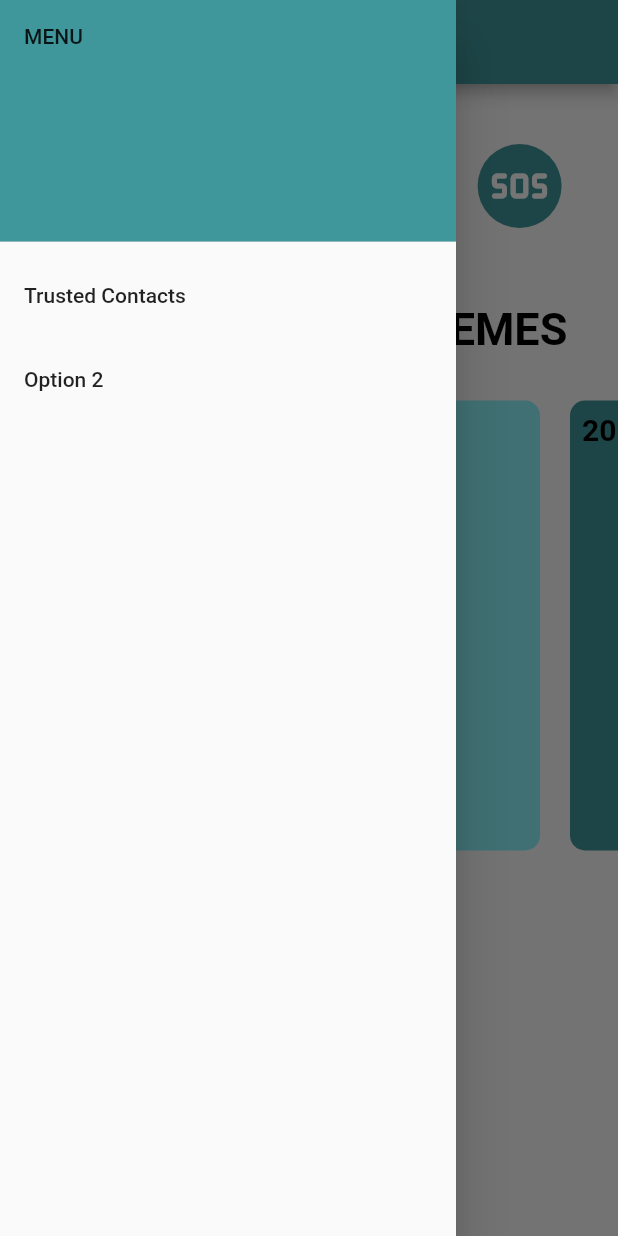
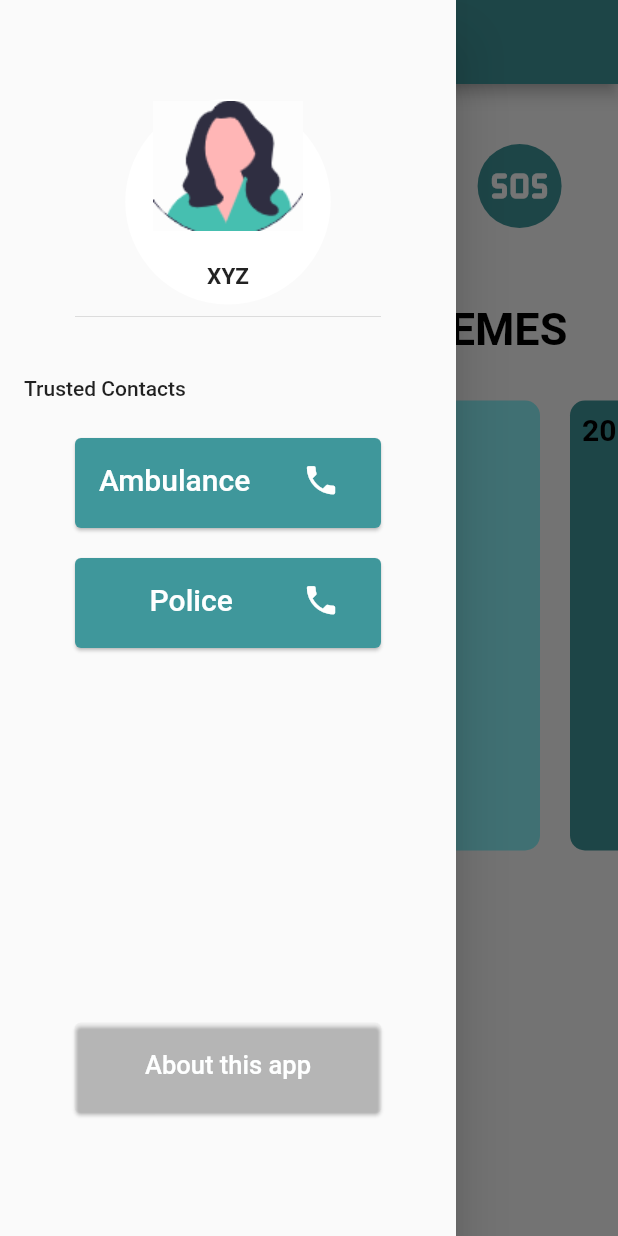
Before and after one commit to anandita01/Saheli, a Flutter app: the MyHomePage screen opened directly, with the side drawer open, on a phone screen of 412 x 824 dp. Run offline on Flutter 3.47's test engine with Material 2 defaults, Android fonts, the light colour scheme and no system bars; our stand-ins replace contacts_service, fluttertoast, lottie, permission_handler, sqflite; missing offline and left inert: flutter_phone_direct_caller; accounts and stored records are empty.

Commit message:
drawer changes

```diff
--- a/lib/screens/Home_screen.dart
+++ b/lib/screens/Home_screen.dart
@@ -9,6 +9,7 @@ class MyHomePage extends StatelessWidget {
   Widget build(BuildContext context) {
 
     const number = '+917678471051';
+    const Ambulance = '+917678471051';
 
     return Scaffold(
       appBar: AppBar(
@@ -20,10 +21,40 @@ class MyHomePage extends StatelessWidget {
           padding: EdgeInsets.zero,
           children: <Widget>[
             DrawerHeader(
-              child: Text('MENU'),
-              decoration: BoxDecoration(
-                color: Color(0xFF3F979B),
+
+               margin: const EdgeInsets.fromLTRB(50, 50, 50, 20),
+
+              child: Ink(
+                    decoration: const ShapeDecoration(
+                    color: Color.fromARGB(255, 255, 255, 255),
+                    shape: CircleBorder(),
+                  ),
+                  child: Column(
+                crossAxisAlignment: CrossAxisAlignment.center,
+                mainAxisAlignment: MainAxisAlignment.center,
+                children: [
+                  Image.asset(
+                          'assets/profile_2.PNG',
+                          width: 150,
+                          height: 89,
+                    ),
+
+                  const SizedBox(
+                    height: 20,
+                  ),
+                  const Text(
+                    "XYZ",
+                    style: TextStyle(fontSize: 15, fontWeight: FontWeight.bold),
+                  ),
+                  const SizedBox(
+                    height: 10,
+                  ),
+                ],
               ),
+
+                ),
+
+
             ),
             ListTile(
               title: Text('Trusted Contacts'),
@@ -36,15 +67,87 @@ class MyHomePage extends StatelessWidget {
                     ));
               },
             ),
-            ListTile(
-              title: Text('Option 2'),
-              onTap: () {
-                // Do something
-              },
+
+            Card(
+              margin: const EdgeInsets.fromLTRB(50, 5, 50, 10),
+          color: Color(0xFF3F979B),
+          child: SizedBox(
+          width: 50,
+          height: 60,
+          child: ListTile(
+            title: Text('Ambulance',
+    //textAlign: TextAlign.center,
+    style: TextStyle(
+      fontSize: 20,
+    color: Color.fromARGB(255, 254, 255, 255),
+  ),
+      ),
+            trailing:IconButton(
+                    iconSize: 25,
+                    icon: const Icon(Icons.phone),
+                    color: Colors.white,
+                    onPressed:()  async {
+                      await FlutterPhoneDirectCaller.callNumber(Ambulance);
+                    },
+                  ),
+          ),
+        ),
             ),
-          ],
+
+
+            Card(
+              margin: const EdgeInsets.fromLTRB(50, 10, 50, 10),
+          color: Color(0xFF3F979B),
+          child: SizedBox(
+          width: 50,
+          height: 60,
+          child: ListTile(
+            title: Text('   Police',
+    textAlign: TextAlign.center,
+    style: TextStyle(
+      fontSize: 20,
+    color: Color.fromARGB(255, 254, 255, 255),
+  ),
+      ),
+            trailing: IconButton(
+                    iconSize: 25,
+                    icon: const Icon(Icons.phone),
+                    color: Colors.white,
+                    onPressed:()  async {
+                      await FlutterPhoneDirectCaller.callNumber(Ambulance);
+                    },
+                  ),
+          ),
         ),
+            ),
+
+
+            Card(
+              margin: const EdgeInsets.fromLTRB(50, 240, 50, 10),
+          color: Color(293462),
+          child: SizedBox(
+          width: 50,
+          height: 60,
+          child: ListTile(
+            title: Text('About this app',
+    textAlign: TextAlign.center,
+    style: TextStyle(
+      fontSize: 17,
+    color: Color.fromARGB(255, 254, 255, 255),
+  ),
       ),
+
+          ),
+        ),
+            ),
+
+
+
+        ],
+        ),
+
+      ),
+
       body: SafeArea(
           child: Column(
         children: [
--- a/pubspec.yaml
+++ b/pubspec.yaml
@@ -40,6 +40,7 @@ dependencies:
   sqflite: ^2.2.6
   contacts_service: ^0.6.3
   fluttertoast: ^8.2.1
+  image: ^3.2.2
 
   #launch phone call indirectly
   url_launcher: ^6.0.9
```
Also changed, not shown: assets/profile.PNG (added), assets/profile_2.PNG (added), assets/saheli_round.jpeg (added), pubspec.lock.
